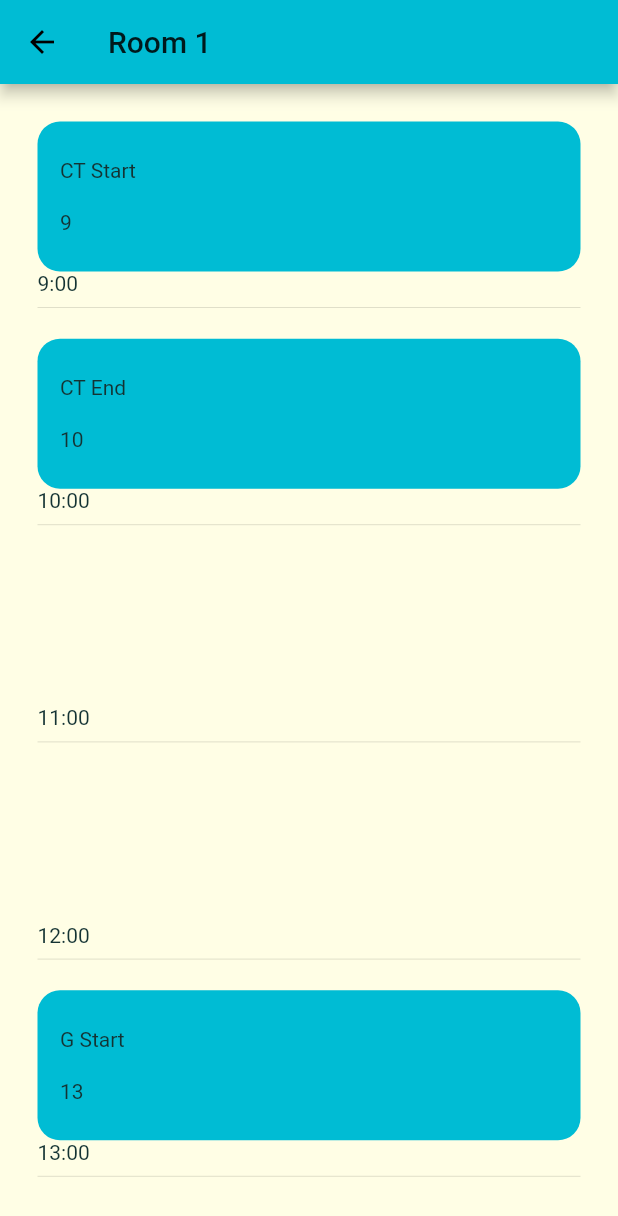
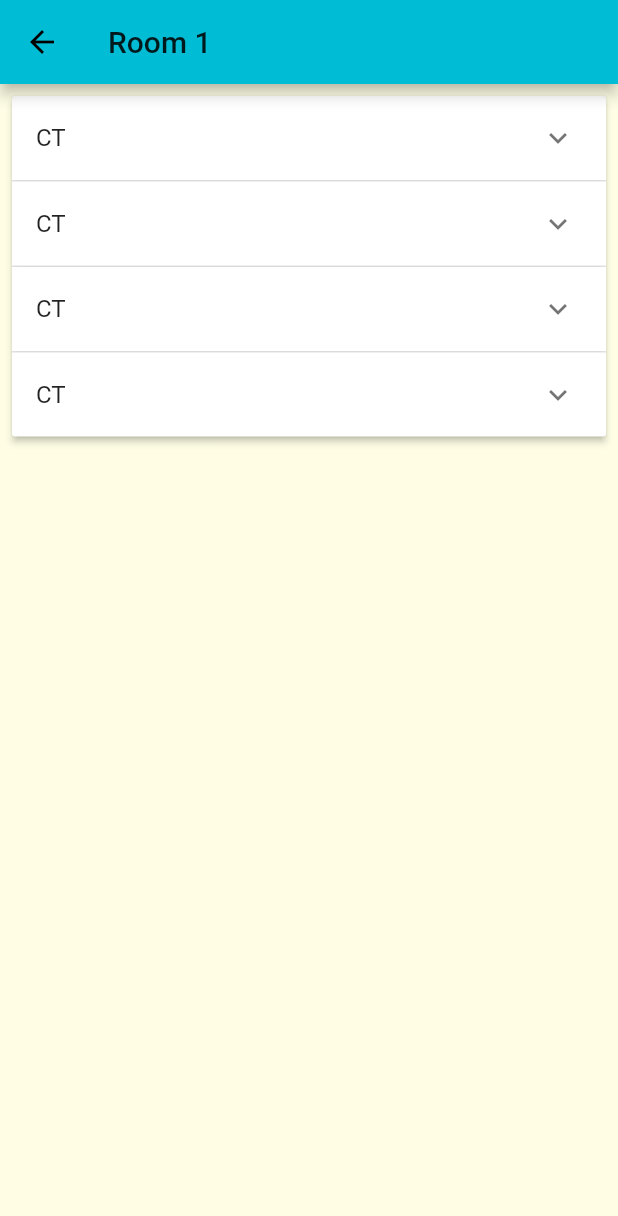
Before and after one commit to Be208806/radis_demo, a Flutter app: the screen it shows after launch, after a tap on "Check Room Diary", on a phone screen of 412 x 824 dp. Shown: the top 1216 px of the screen. Run offline on Flutter 3.47's test engine with Material 2 defaults, Android fonts, the phone set to English and light mode, and no system bars.

Commit message:
Changed the romm screen to display expanders

```diff
--- a/lib/models/appointment.dart
+++ b/lib/models/appointment.dart
@@ -2,12 +2,30 @@ import 'package:flutter/material.dart';
 
 class Appointment {
   final String room;
+  final String requestId;
+  final String startDate;
+  final String description;
+  final String dateOfBirth;
+  final String radisNumber;
+  final String forename;
+  final String surname;
+  final String hospitalNumber;
+  final int startTime;
   final String event;
-  final int time;
+  final int endTime;
 
   const Appointment({
-    @required this.room,
-    @required this.event,
-    @required this.time,
+  @required this.room,
+  @required this.requestId,
+  @required this.startDate,
+  @required this.description,
+  @required this.dateOfBirth,
+  @required this.radisNumber,
+  @required this.forename,
+  @required this.surname,
+  @required this.hospitalNumber,
+  @required this.startTime,
+  @required this.event,
+  @required this.endTime,
   });
 }
--- /dev/null
+++ b/lib/models/displayed_appointment.dart
@@ -0,0 +1,8 @@
+import 'package:radis_demo/models/appointment.dart';
+
+class DisplayedAppointment {
+  Appointment appointment;
+  bool isExpanded;
+
+  DisplayedAppointment({this.appointment, this.isExpanded = false});
+}
--- a/lib/screens/room_screen.dart
+++ b/lib/screens/room_screen.dart
@@ -1,5 +1,6 @@
 import 'package:flutter/material.dart';
 import 'package:radis_demo/models/appointment.dart';
+import 'package:radis_demo/models/displayed_appointment.dart';
 import 'package:radis_demo/widgets/room_item.dart';
 
 import '../dummy_data.dart';
@@ -15,32 +16,86 @@ class _RoomScreenState extends State<RoomScreen> {
   var endOfDay = 17;
   var title = '';
   List<Widget> listOfAppointments;
+  List<DisplayedAppointment> displays;
+  var loadedInitData = false;
+
+  @override
+  void initState() {
+    listOfAppointments = new List<Widget>();
+
+    super.initState();
+  }
 
   @override
   Widget build(BuildContext context) {
-    final routeArgs = ModalRoute.of(context).settings.arguments as Map<String,List<Appointment>>;
-    final roomData = routeArgs['roomData'];
-    title = roomData[0].room;
-    listOfAppointments = new List<Widget>();
-    for (int i = startOfDay; i <= endOfDay; i++) {
-      var currentAppointment = roomData.firstWhere((x) => x.time == i,orElse:() => null);
-      Widget currentRow = Column(
-        crossAxisAlignment: CrossAxisAlignment.start,
-        children: <Widget>[
-          (currentAppointment != null? RoomItem(currentAppointment.event,
-              currentAppointment.time):Container(height: 100,)),
-              Text(i.toString() + ':00'),
-          Divider(),
-        ],
-      );
-      listOfAppointments.add(currentRow);
+    if (!loadedInitData) {
+      final routeArgs = ModalRoute.of(context).settings.arguments
+          as Map<String, List<Appointment>>;
+      final roomData = routeArgs['roomData'];
+      title = roomData[0].room;
+      displays = roomData
+          .map((x) => new DisplayedAppointment(appointment: x))
+          .toList();
+      loadedInitData = true;
     }
+    // for (int i = startOfDay; i <= endOfDay; i++) {
+    //   var currentAppointment = roomData.firstWhere((x) => x.time == i,orElse:() => null);
+    //   Widget currentRow = Column(
+    //     crossAxisAlignment: CrossAxisAlignment.start,
+    //     children: <Widget>[
+    //     //  (currentAppointment != null?
+    //       RoomItem(currentAppointment.event,
+    //           currentAppointment.time),
+    //           //:Container(//height: 100,
+    //          // )),
+    //         //  Text(i.toString() + ':00'),
+    //       Divider(),
+    //     ],
+    //   );
+    //   listOfAppointments.add(currentRow);
+    // }
     return Scaffold(
-        appBar: AppBar(title: Text(title)),
-        body: GridView(padding: const EdgeInsets.all(25),
-                  children: listOfAppointments,
-                  gridDelegate: SliverGridDelegateWithMaxCrossAxisExtent(maxCrossAxisExtent: 2000,childAspectRatio: 2.5,crossAxisSpacing: 20,mainAxisSpacing: 0),
+      appBar: AppBar(title: Text(title)),
+      // body: ExpansionPanelList(children: displays.map((DisplayedAppointment displayed) {
+
+      //   return new ExpansionPanel(headerBuilder: (BuildContext context, bool isExpanded) {
+      //     return Text('Placeholder');
+      //   }, isExpanded: displayed.isExpanded, body: Text('Body'));
+      // }).toList(),
+
+      body: ListView(children: [
+        Padding(
+          padding: const EdgeInsets.all(8.0),
+          child: ExpansionPanelList(
+            expansionCallback: (int index, bool isExpanded) {
+              setState(() {
+                displays[index].isExpanded = !isExpanded;
+                print('INDEX : $index $isExpanded');
+              });
+            },
+            children: displays.map<ExpansionPanel>((DisplayedAppointment item) {
+              return ExpansionPanel(
+                headerBuilder: (BuildContext context, bool isExpanded) {
+                  return ListTile(
+                    title: Text(item.appointment.event),
+                  );
+                },
+                body: ListTile(
+                  title: Text(item.appointment.forename),
+                ),
+                isExpanded: item.isExpanded,
+              );
+            }).toList(),
           ),
-        );
+        ),
+      ]),
+    );
+
+    //  GridView(padding: const EdgeInsets.all(25),
+    //           children: roomData.map((room)=> Padding(
+    //             padding: const EdgeInsets.all(8.0),
+    //             child: new RoomItem(room.event,room.startTime),
+    //           )).toList(),
+    //
   }
 }
--- a/pubspec.yaml
+++ b/pubspec.yaml
@@ -14,7 +14,7 @@ description: A new Flutter project.
 version: 1.0.0+1
 
 environment:
-  sdk: ">=2.1.0 <3.0.0"
+  sdk: ">=2.2.0 <3.0.0"
 
 dependencies:
   flutter:
```
Also changed, not shown: lib/dummy_data.dart (+91 -19 lines).
